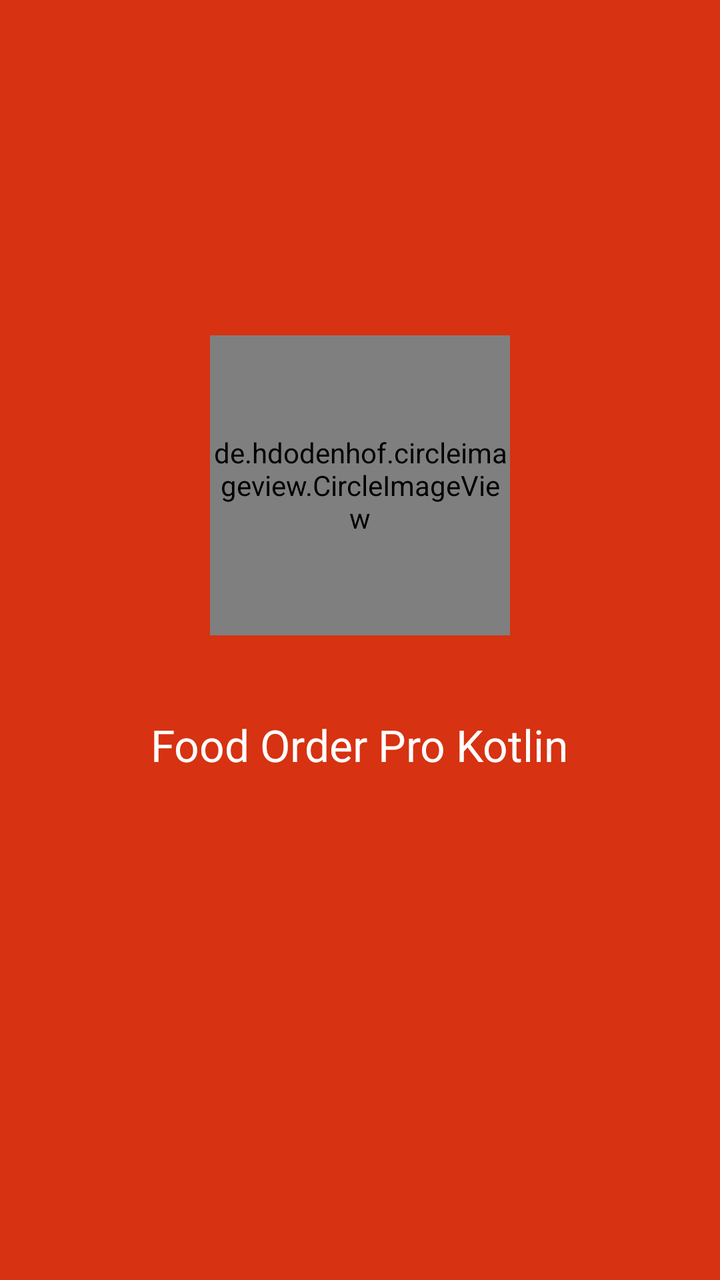
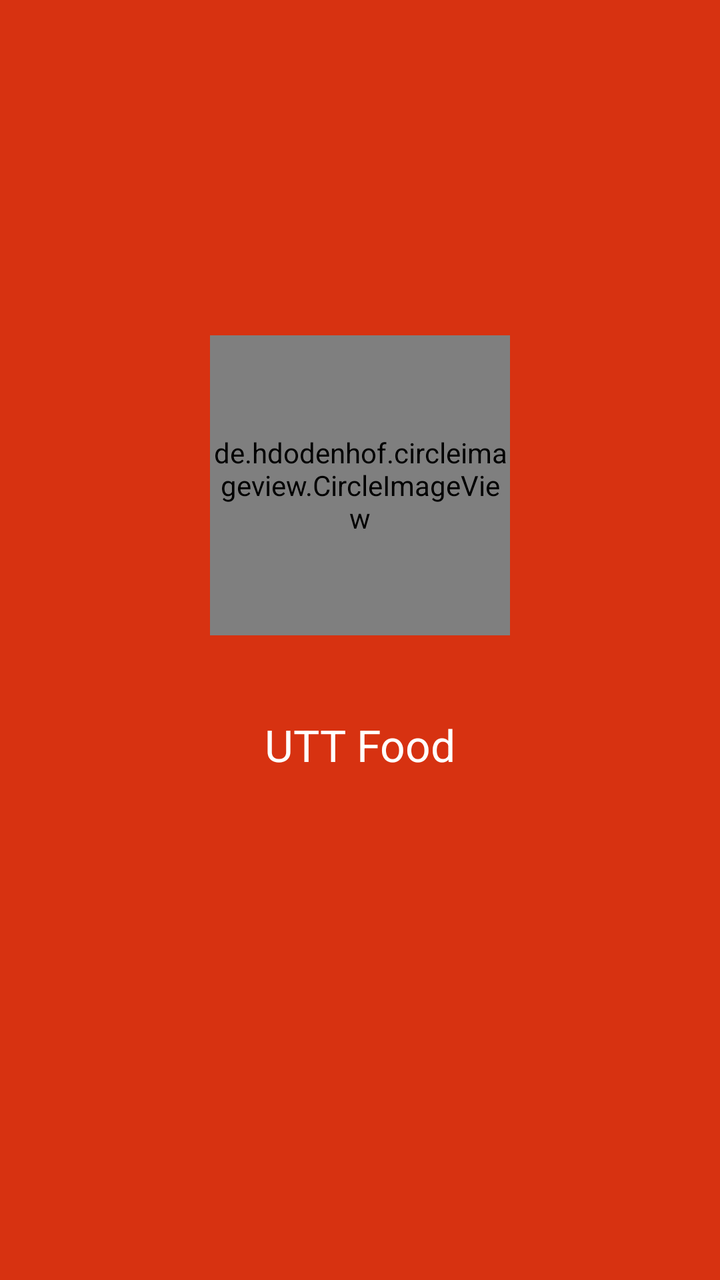

Screens rendered from an Android XML layout before and after an edit, with the pre-edit source and the edit as a unified diff.
<!-- AndroidManifest.xml: application theme AppTheme -->
<!-- res/layout/activity_splash.xml -->
<?xml version="1.0" encoding="utf-8"?>

<RelativeLayout xmlns:android="http://schemas.android.com/apk/res/android"
    android:layout_width="match_parent"
    android:layout_height="match_parent"
    xmlns:app="http://schemas.android.com/apk/res-auto"
    android:background="@color/colorPrimaryDark">

    <LinearLayout
        android:layout_width="match_parent"
        android:layout_height="match_parent"
        android:layout_above="@+id/layout_text"
        android:gravity="center"
        android:orientation="vertical">

        <de.hdodenhof.circleimageview.CircleImageView
            android:layout_width="@dimen/define_dimen_150"
            android:layout_height="@dimen/define_dimen_150"
            app:civ_border_color="@color/yellow"
            app:civ_border_width="2dp"
            android:src="@drawable/img_splash" />

        <LinearLayout
            android:layout_width="wrap_content"
            android:layout_height="wrap_content"
            android:layout_marginTop="@dimen/define_dimen_20"
            android:gravity="center"
            android:orientation="horizontal"
            android:padding="@dimen/define_dimen_20">

            <TextView
                android:layout_width="wrap_content"
                android:layout_height="wrap_content"
                android:textColor="@color/white"
                android:textSize="@dimen/text_size_large"
                android:text="@string/app_name"/>
        </LinearLayout>
    </LinearLayout>

    <LinearLayout
        android:id="@+id/layout_text"
        android:layout_width="match_parent"
        android:layout_height="wrap_content"
        android:layout_alignParentBottom="true"
        android:gravity="center"
        android:orientation="vertical"
        android:padding="@dimen/define_dimen_10">

        <TextView
            android:id="@+id/tv_about_us_title"
            android:layout_width="wrap_content"
            android:layout_height="wrap_content"
            android:textColor="@color/white"
            android:textSize="@dimen/text_size_small" />

        <TextView
            android:id="@+id/tv_about_us_slogan"
            android:layout_width="wrap_content"
            android:layout_height="wrap_content"
            android:gravity="center"
            android:layout_marginBottom="@dimen/define_dimen_10"
            android:textColor="@color/white"
            android:textSize="@dimen/text_size_xsmall" />
    </LinearLayout>
</RelativeLayout>
<!-- resources referenced by this layout -->
<resources>
  <color name="colorPrimaryDark">#D73211</color>
  <color name="white">#ffffff</color>
  <color name="yellow">#FFB400</color>
  <dimen name="define_dimen_10">10dp</dimen>
  <dimen name="define_dimen_150">150dp</dimen>
  <dimen name="define_dimen_20">20dp</dimen>
  <dimen name="text_size_large">22sp</dimen>
  <dimen name="text_size_small">14sp</dimen>
  <dimen name="text_size_xsmall">12sp</dimen>
  <!-- drawable img_splash: png bitmap (drawable, 156288 bytes) -->
  <string name="app_name">Food Order Pro Kotlin</string>
  <style name="AppTheme" parent="Theme.AppCompat.Light.NoActionBar">
          <item name="colorPrimary">@color/colorPrimary</item>
          <item name="colorPrimaryDark">@color/colorPrimaryDark</item>
          <item name="colorAccent">@color/colorAccent</item>
          <item name="android:statusBarColor">@color/brandOrangeDark</item>
          <item name="android:windowBackground">@color/screenBackground</item>
          <item name="android:textColor">@color/textColorPrimary</item>
      </style>
  <color name="colorPrimary">#EE4D2D</color>
  <color name="colorAccent">#FF7A47</color>
  <color name="brandOrangeDark">#D73211</color>
  <color name="screenBackground">#F5F5F5</color>
  <color name="textColorPrimary">#222222</color>
</resources>

<!-- the commit's change to res/layout/activity_splash.xml (unified diff, before → after) -->
@@ -18,7 +18,7 @@
             android:layout_height="@dimen/define_dimen_150"
             app:civ_border_color="@color/yellow"
             app:civ_border_width="2dp"
-            android:src="@drawable/img_splash" />
+            android:src="@drawable/ic_logo_utt" />
 
         <LinearLayout
             android:layout_width="wrap_content"
<!-- resource entries referenced after the edit -->
@@ -9,8 +9,30 @@
   <dimen name="text_size_large">22sp</dimen>
   <dimen name="text_size_small">14sp</dimen>
   <dimen name="text_size_xsmall">12sp</dimen>
-  <!-- drawable img_splash: png bitmap (drawable, 156288 bytes) -->
-  <string name="app_name">Food Order Pro Kotlin</string>
+  <!-- drawable ic_logo_utt (drawable) -->
+  <vector xmlns:android="http://schemas.android.com/apk/res/android"
+      android:width="108dp"
+      android:height="108dp"
+      android:viewportWidth="108"
+      android:viewportHeight="108">
+  
+      
+      <path
+          android:fillColor="#EE4D2D"
+          android:pathData="M0,0 H108 V108 H0 Z" />
+  
+      
+      <group
+          android:translateX="21.6"
+          android:translateY="21.6"
+          android:scaleX="2.7"
+          android:scaleY="2.7">
+          <path
+              android:fillColor="#FFFFFF"
+              android:pathData="M11,9H9V2H7v7H5V2H3v7c0,2.12 1.66,3.84 3.75,3.97V22h2.5v-9.03C11.34,12.84 13,11.12 13,9V2h-2v7zM16,6v8h2.5v8H21V2c-2.76,0 -5,2.24 -5,4z" />
+      </group>
+  </vector>
+  <string name="app_name">UTT Food</string>
   <style name="AppTheme" parent="Theme.AppCompat.Light.NoActionBar">
           <item name="colorPrimary">@color/colorPrimary</item>
           <item name="colorPrimaryDark">@color/colorPrimaryDark</item>
